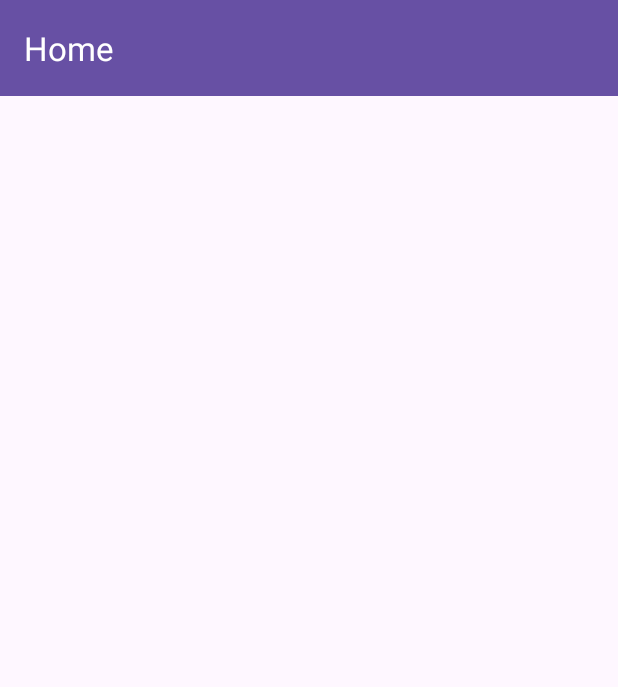
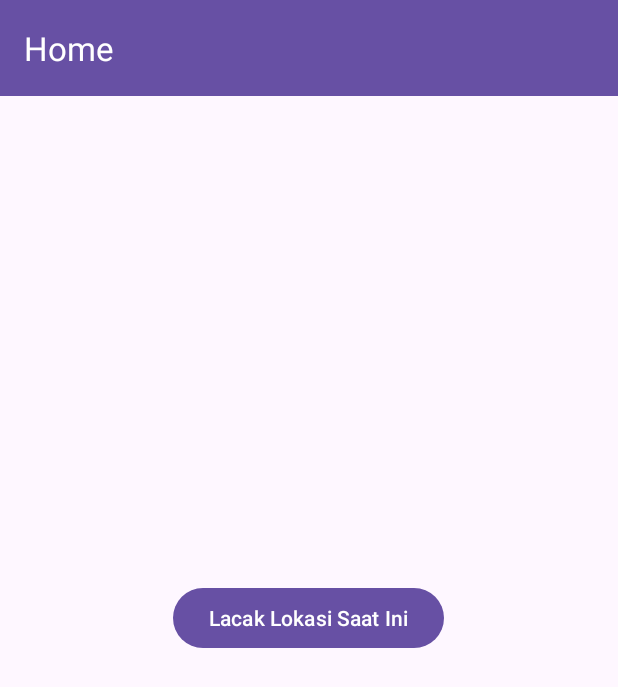
Before and after one commit to PemWeb-1/MobileApp, an Android app: the HomeActivity screen opened directly, with no data from a screen before it, on a phone screen of 412 x 824 dp. Shown: the top 687 px of the screen. Run offline under Robolectric (Android 15) with nearby library versions, the phone set to English and light mode, and no system bars.

Commit message:
Update Fitur Lokasi

```diff
--- a/app/src/main/AndroidManifest.xml
+++ b/app/src/main/AndroidManifest.xml
@@ -1,6 +1,8 @@
 <?xml version="1.0" encoding="utf-8"?>
 <manifest xmlns:android="http://schemas.android.com/apk/res/android"
     xmlns:tools="http://schemas.android.com/tools">
+
+    <uses-permission android:name="android.permission.ACCESS_FINE_LOCATION"/>
 
     <application
         android:allowBackup="true"
--- a/app/src/main/res/layout/activity_home.xml
+++ b/app/src/main/res/layout/activity_home.xml
@@ -21,4 +21,13 @@
 
     </com.google.android.material.appbar.AppBarLayout>
 
+    <!-- Konten utama di sini -->
+
+    <Button
+        android:id="@+id/btnTrackLocation"
+        android:layout_width="wrap_content"
+        android:layout_height="wrap_content"
+        android:text="Lacak Lokasi Saat Ini"
+        android:layout_centerInParent="true" />
+
 </RelativeLayout>
--- a/app/src/main/res/layout/activity_main.xml
+++ b/app/src/main/res/layout/activity_main.xml
@@ -5,7 +5,7 @@
     android:layout_width="match_parent"
     android:layout_height="match_parent"
     tools:context=".MainActivity"
-    android:background="#F5F5F5">
+    android:background="@drawable/bgcolor">
 
     <!-- Tampilan Login -->
     <LinearLayout
```
Also changed, not shown: app/src/main/java/com/example/login/HomeActivity.kt (+80 -0 lines).
